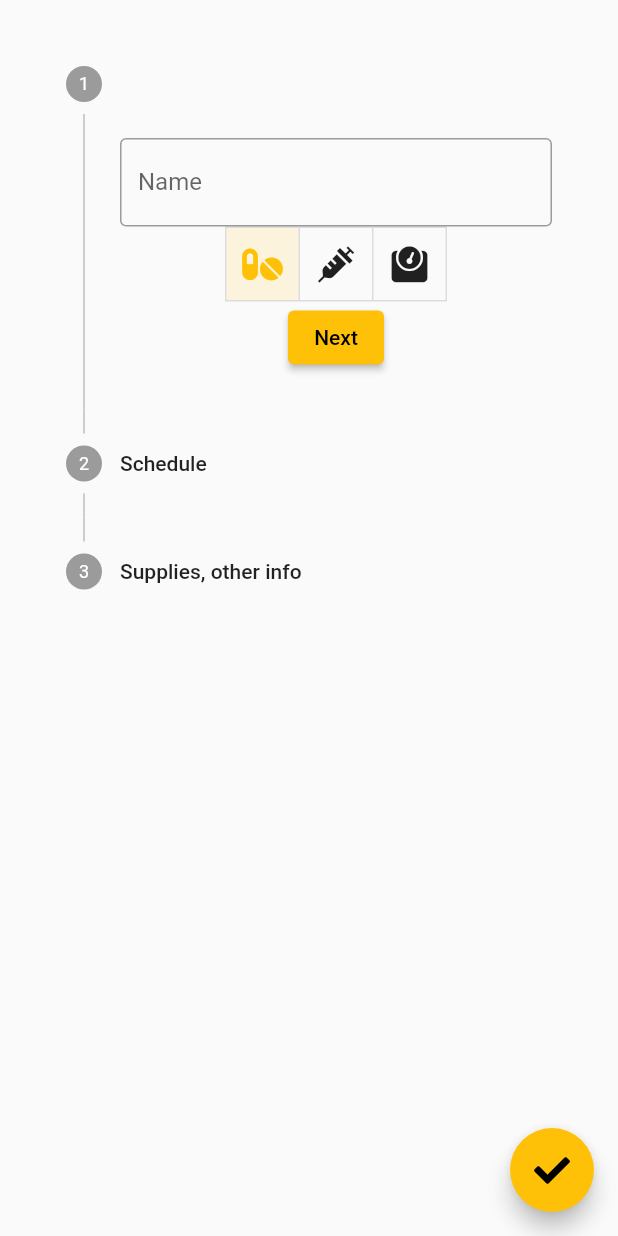
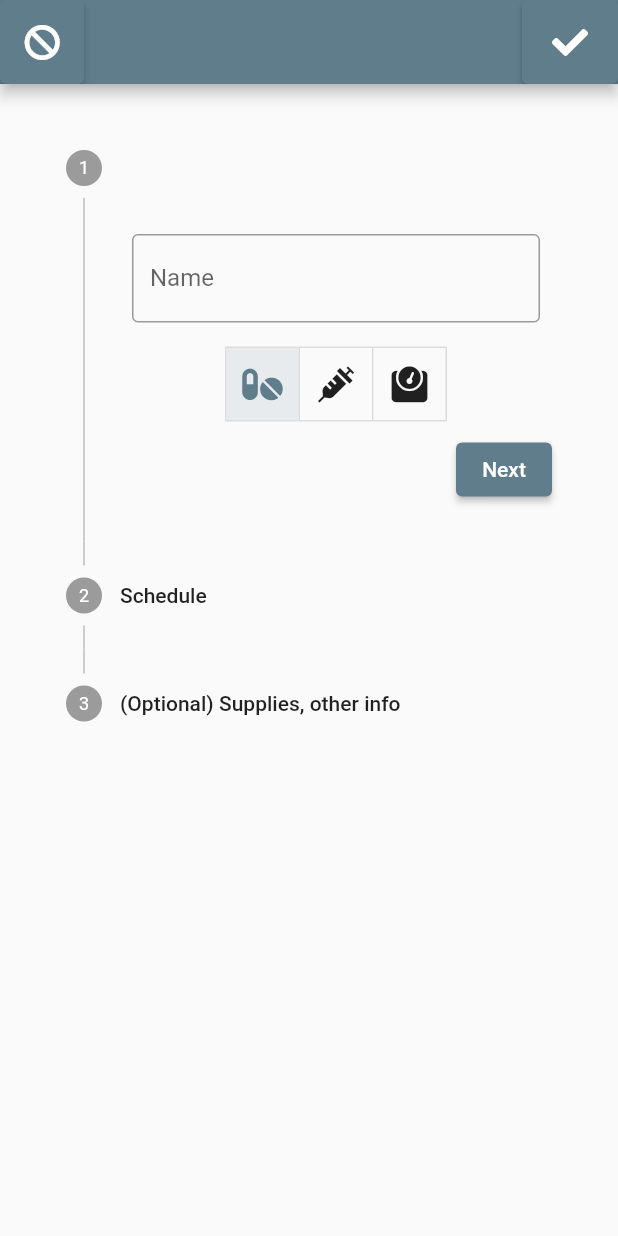
Before and after one commit to grycmat/meds, a Flutter app: the screen it shows after launch, after a tap on the "add" icon, on a phone screen of 412 x 824 dp. Run offline on Flutter 3.47's test engine with Material 2 defaults, Android fonts, the phone set to English and light mode, and no system bars; our stand-ins replace flutter_neumorphic, font_awesome_flutter.

Commit message:
playing with forms

```diff
--- a/lib/main.dart
+++ b/lib/main.dart
@@ -13,7 +13,7 @@ class Meds extends StatelessWidget {
   Widget build(BuildContext context) {
     return MaterialApp(
       debugShowCheckedModeBanner: false,
-      theme: ThemeData(primarySwatch: Colors.amber),
+      theme: ThemeData(primarySwatch: Colors.blueGrey),
       home: const Home(),
     );
   }
--- a/lib/model/step-names.dart
+++ b/lib/model/step-names.dart
@@ -3,5 +3,5 @@ import 'package:meds/providers/step-name-enum.dart';
 final Map<StepName, String> StepNames = {
   StepName.Name: 'Basic info',
   StepName.Schedule: 'Schedule',
-  StepName.Additional: 'Supplies, other info',
+  StepName.Additional: '(Optional) Supplies, other info',
 };
--- a/lib/pages/add_medicine/add-medicine-list-tile.dart
+++ b/lib/pages/add_medicine/add-medicine-list-tile.dart
@@ -14,6 +14,7 @@ class AddMedicineListTile extends StatelessWidget {
   final String title;
   final Frequency frequency;
   final int numberOfTimeSelectors;
+
   Widget _generateTimeDisplay(
       {required BuildContext context,
       required int number,
@@ -35,9 +36,12 @@ class AddMedicineListTile extends StatelessWidget {
     return Row(
       children: [
         Expanded(
+          child: Padding(
+            padding: const EdgeInsets.all(8.0),
             child: TextFormField(
                 onEditingComplete: () {},
-              onTap: () => showTimePicker(context: context, initialTime: time),
+                onTap: () =>
+                    showTimePicker(context: context, initialTime: time),
                 decoration: const InputDecoration(
                   border: OutlineInputBorder(),
                   prefixIcon: SizedBox(
@@ -47,7 +51,10 @@ class AddMedicineListTile extends StatelessWidget {
                 initialValue:
                     '${time.hour.toString().padLeft(2, '0')}:${time.minute.toString().padLeft(2, '0')}'),
           ),
+        ),
         Expanded(
+          child: Padding(
+            padding: const EdgeInsets.all(8.0),
             child: TextFormField(
               keyboardType: TextInputType.number,
               decoration: const InputDecoration(
@@ -60,6 +67,7 @@ class AddMedicineListTile extends StatelessWidget {
                 ),
               ),
               initialValue: doze.toString(),
+            ),
           ),
         ),
       ],
--- a/lib/pages/add_medicine/add-medicine-stepper.dart
+++ b/lib/pages/add_medicine/add-medicine-stepper.dart
@@ -18,7 +18,11 @@ class AddMedicineStepper extends StatefulWidget {
 class _AddMedicineStepperState extends State<AddMedicineStepper> {
   final int _numberOfSteps = 2;
   late int _step;
-  String _generateFirstStepName({required AddMedicineModelProvider provider}) =>
+
+  _getStepName({required StepName key}) => StepNames[key];
+
+  String _generateMainInfoStepName(
+          {required AddMedicineModelProvider provider}) =>
       provider.medName != ''
           ? '${provider.medName}, ${MedNames[provider.medType]}'
           : '';
@@ -29,16 +33,20 @@ class _AddMedicineStepperState extends State<AddMedicineStepper> {
     super.initState();
   }
 
-  _getStepName({required StepName key}) => StepNames[key];
   @override
   Widget build(BuildContext context) {
     return Consumer<AddMedicineModelProvider>(
       builder: (_, addMedicineModelProvider, __) => Stepper(
           controlsBuilder: (context, details) => Container(
                 child: _step < _numberOfSteps
-                    ? ElevatedButton(
-                        onPressed: details.onStepContinue,
-                        child: const Text('Next'),
+                    ? Row(
+                        mainAxisAlignment: MainAxisAlignment.end,
+                        children: [
+                          ElevatedButton(
+                            onPressed: details.onStepContinue,
+                            child: const Text('Next'),
+                          ),
+                        ],
                       )
                     : null,
               ),
@@ -56,7 +64,8 @@ class _AddMedicineStepperState extends State<AddMedicineStepper> {
           steps: [
             Step(
               title: Text(
-                  _generateFirstStepName(provider: addMedicineModelProvider)),
+                _generateMainInfoStepName(provider: addMedicineModelProvider),
+              ),
               content: const MainInfoStep(),
             ),
             Step(
--- a/lib/pages/add_medicine/add-medicine.dart
+++ b/lib/pages/add_medicine/add-medicine.dart
@@ -2,11 +2,12 @@ import 'package:flutter/material.dart';
 import 'package:font_awesome_flutter/font_awesome_flutter.dart';
 import 'package:meds/pages/add_medicine/add-medicine-stepper.dart';
 import 'package:meds/providers/add-medicine-model-provider.dart';
-import 'package:meds/providers/stepper-provider.dart';
 import 'package:provider/provider.dart';
 
 class AddMedicine extends StatelessWidget {
   const AddMedicine({Key? key}) : super(key: key);
+
+  void _saveMedicine(AddMedicineModelProvider medicine) {}
 
   @override
   Widget build(BuildContext context) {
@@ -17,6 +18,19 @@ class AddMedicine extends StatelessWidget {
         ),
       ],
       child: Scaffold(
+        appBar: AppBar(
+          leading: ElevatedButton(
+              onPressed: () {}, child: FaIcon(FontAwesomeIcons.ban)),
+          actions: [
+            ElevatedButton(
+                onPressed: () {
+                  var medicine = Provider.of<AddMedicineModelProvider>(context,
+                      listen: false);
+                  _saveMedicine(medicine);
+                },
+                child: FaIcon(FontAwesomeIcons.check))
+          ],
+        ),
         body: const SingleChildScrollView(
           child: SafeArea(
             child: Padding(
@@ -25,10 +39,6 @@ class AddMedicine extends StatelessWidget {
             ),
           ),
         ),
-        floatingActionButton: FloatingActionButton(
-          onPressed: () {},
-          child: const FaIcon(FontAwesomeIcons.check),
-        ),
       ),
     );
   }
--- /dev/null
+++ b/lib/pages/add_medicine/steps/doze-form-item.dart
@@ -0,0 +1,10 @@
+import 'package:flutter/material.dart';
+
+class DozeFormItem extends StatelessWidget {
+  const DozeFormItem({Key? key}) : super(key: key);
+
+  @override
+  Widget build(BuildContext context) {
+    return Container();
+  }
+}
--- a/lib/pages/add_medicine/steps/main-info-step.dart
+++ b/lib/pages/add_medicine/steps/main-info-step.dart
@@ -11,14 +11,19 @@ class MainInfoStep extends StatelessWidget {
   Widget build(BuildContext context) {
     return Consumer<AddMedicineModelProvider>(
       builder: (_, addMedicineModelProvider, __) => Column(children: [
-        TextField(
+        Padding(
+          padding: const EdgeInsets.all(8.0),
+          child: TextFormField(
             onChanged: (val) {
               addMedicineModelProvider.medName = val;
             },
             decoration: const InputDecoration(
                 border: OutlineInputBorder(), labelText: 'Name'),
           ),
-        ToggleButtons(
+        ),
+        Padding(
+          padding: const EdgeInsets.all(8.0),
+          child: ToggleButtons(
             children: const [
               FaIcon(FontAwesomeIcons.pills),
               FaIcon(FontAwesomeIcons.syringe),
@@ -30,6 +35,7 @@ class MainInfoStep extends StatelessWidget {
             isSelected: List<bool>.generate(3,
                 (index) => addMedicineModelProvider.medType == MedTypes[index]),
           ),
+        ),
       ]),
     );
   }
--- a/lib/pages/home.dart
+++ b/lib/pages/home.dart
@@ -9,6 +9,9 @@ class Home extends StatelessWidget {
   Widget build(BuildContext context) {
     return Scaffold(
       appBar: AppBar(
+        centerTitle: true,
+        shadowColor: Colors.blueGrey,
+        shape: RoundedRectangleBorder(borderRadius: BorderRadius.circular(10)),
         title: const Text("Home"),
       ),
       bottomNavigationBar: BottomNavigationBar(
--- a/pubspec.yaml
+++ b/pubspec.yaml
@@ -33,6 +33,8 @@ dependencies:
   animations: ^2.0.2
   font_awesome_flutter: ^9.2.0
   provider: ^6.0.2
+  hive: ^2.0.5
+  hive_flutter: ^1.1.0
 
   # The following adds the Cupertino Icons font to your application.
   # Use with the CupertinoIcons class for iOS style icons.
```
Also changed, not shown: assets/images/meds_background.jpg (added), pubspec.lock. Lines whose indentation alone changed are shown as unchanged.
